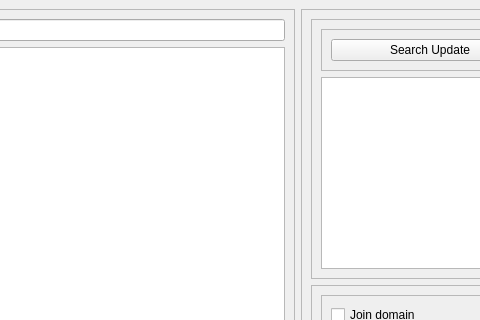
Before: the Qt Designer form src/pages/mainUI.ui in killer24vrccp/Winstaller, drawn with Qt 5; both pictures show x 176 to 656 and y 0 to 320 of the 948 by 680 pixel window.
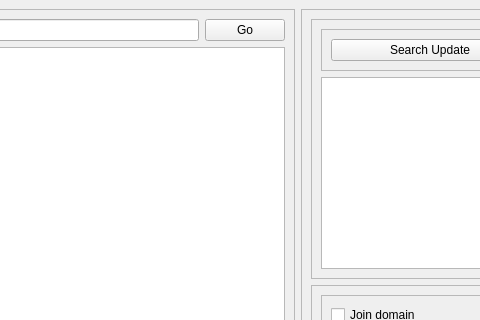
After: the same form once the commit is applied.

Patch:
```diff
--- a/src/pages/mainUI.ui
+++ b/src/pages/mainUI.ui
@@ -34,7 +34,14 @@
           </widget>
          </item>
          <item>
-          <widget class="QLineEdit" name="lineEdit"/>
+          <widget class="QLineEdit" name="searchApp"/>
+         </item>
+         <item>
+          <widget class="QPushButton" name="go">
+           <property name="text">
+            <string>Go</string>
+           </property>
+          </widget>
          </item>
         </layout>
        </item>
```
Left out of the diff: 2 changed lines with no effect on the pictures.
